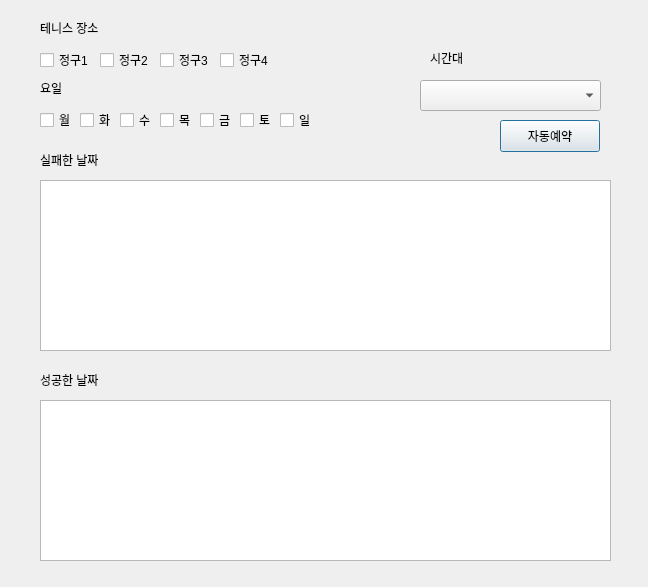
Before: the Qt Designer form mainWindow.ui in suitable8111/auto_reserve_tennis, drawn with Qt 5.
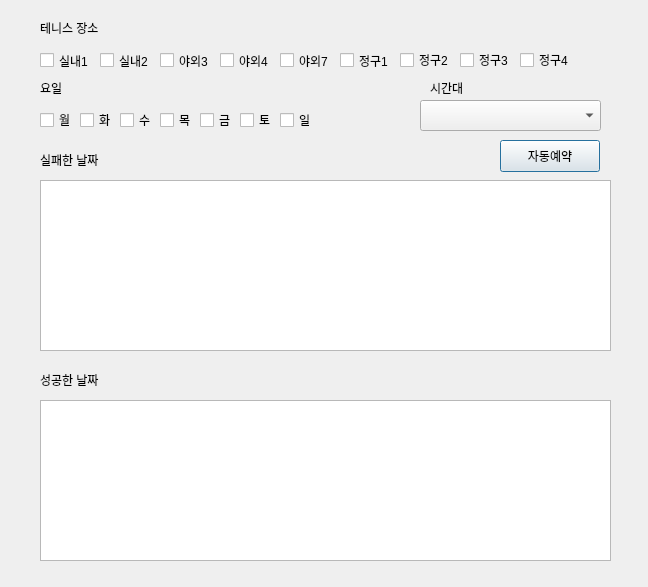
After: the same form once the commit is applied.

The edit to the form file:
```diff
--- a/mainWindow.ui
+++ b/mainWindow.ui
@@ -17,7 +17,7 @@
    <property name="geometry">
     <rect>
      <x>500</x>
-     <y>120</y>
+     <y>140</y>
      <width>100</width>
      <height>32</height>
     </rect>
@@ -157,7 +157,7 @@
    <property name="geometry">
     <rect>
      <x>420</x>
-     <y>80</y>
+     <y>100</y>
      <width>181</width>
      <height>31</height>
     </rect>
@@ -167,7 +167,7 @@
    <property name="geometry">
     <rect>
      <x>430</x>
-     <y>50</y>
+     <y>80</y>
      <width>58</width>
      <height>16</height>
     </rect>
@@ -202,10 +202,10 @@
   <widget class="QCheckBox" name="jungu1_chk_box">
    <property name="geometry">
     <rect>
-     <x>40</x>
+     <x>340</x>
      <y>50</y>
      <width>51</width>
-     <height>20</height>
+     <height>21</height>
     </rect>
    </property>
    <property name="text">
@@ -228,7 +228,7 @@
   <widget class="QCheckBox" name="jungu2_chk_box">
    <property name="geometry">
     <rect>
-     <x>100</x>
+     <x>400</x>
      <y>50</y>
      <width>51</width>
      <height>20</height>
@@ -241,7 +241,7 @@
   <widget class="QCheckBox" name="jungu3_chk_box">
    <property name="geometry">
     <rect>
-     <x>160</x>
+     <x>460</x>
      <y>50</y>
      <width>51</width>
      <height>20</height>
@@ -254,7 +254,7 @@
   <widget class="QCheckBox" name="jungu4_chk_box">
    <property name="geometry">
     <rect>
-     <x>220</x>
+     <x>520</x>
      <y>50</y>
      <width>51</width>
      <height>20</height>
@@ -264,6 +264,71 @@
     <string>정구4</string>
    </property>
   </widget>
+  <widget class="QCheckBox" name="sinea1_chk_box">
+   <property name="geometry">
+    <rect>
+     <x>40</x>
+     <y>50</y>
+     <width>51</width>
+     <height>21</height>
+    </rect>
+   </property>
+   <property name="text">
+    <string>실내1</string>
+   </property>
+  </widget>
+  <widget class="QCheckBox" name="sinea2_chk_box">
+   <property name="geometry">
+    <rect>
+     <x>100</x>
+     <y>50</y>
+     <width>51</width>
+     <height>21</height>
+    </rect>
+   </property>
+   <property name="text">
+    <string>실내2</string>
+   </property>
+  </widget>
+  <widget class="QCheckBox" name="yaw3_chk_box">
+   <property name="geometry">
+    <rect>
+     <x>160</x>
+     <y>50</y>
+     <width>51</width>
+     <height>21</height>
+    </rect>
+   </property>
+   <property name="text">
+    <string>야외3</string>
+   </property>
+  </widget>
+  <widget class="QCheckBox" name="yaw4_chk_box">
+   <property name="geometry">
+    <rect>
+     <x>220</x>
+     <y>50</y>
+     <width>51</width>
+     <height>21</height>
+    </rect>
+   </property>
+   <property name="text">
+    <string>야외4</string>
+   </property>
+  </widget>
+  <widget class="QCheckBox" name="yaw7_chk_box">
+   <property name="geometry">
+    <rect>
+     <x>280</x>
+     <y>50</y>
+     <width>51</width>
+     <height>21</height>
+    </rect>
+   </property>
+   <property name="text">
+    <string>야외7</string>
+   </property>
+  </widget>
  </widget>
  <resources/>
  <connections/>
```
